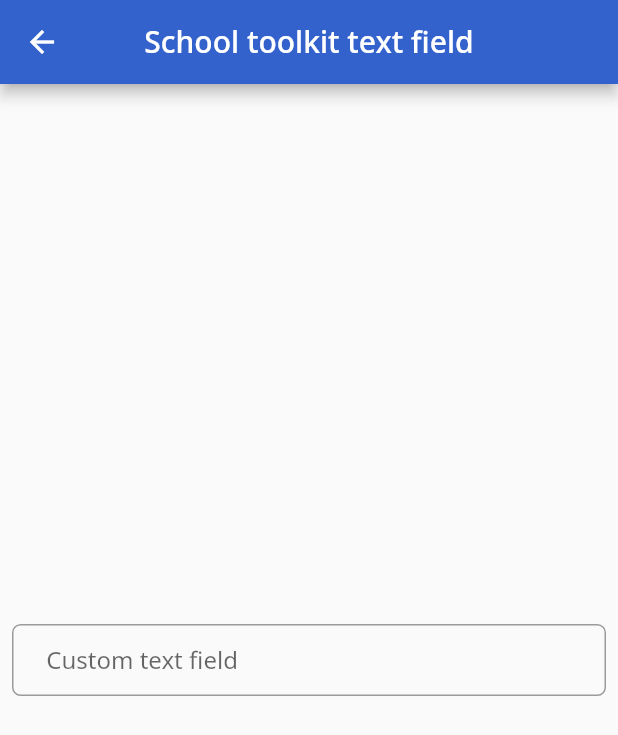
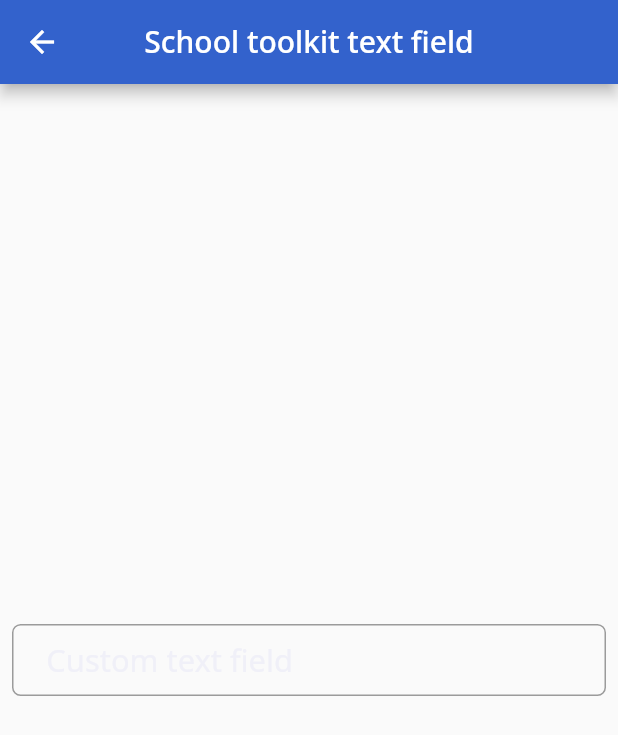
Before and after one commit to bugthedebugger/school-ui-toolkit, a Flutter app: the SchoolToolkitTextFieldExample screen opened directly, on a phone screen of 412 x 824 dp. Shown: the top 735 px of the screen. Run offline on Flutter 3.47's test engine with Material 2 defaults, Android fonts, the phone set to English and light mode, and no system bars; our stand-ins replace cached_network_image, flutter_screenutil, font_awesome_flutter, google_fonts; statements that could not run were skipped.

Commit message:
Updating few widgets

```diff
--- a/lib/src/overlapping_button_card/overlapping_button_card.dart
+++ b/lib/src/overlapping_button_card/overlapping_button_card.dart
@@ -30,6 +30,7 @@ class OverlappingButtonCard extends StatelessWidget {
         Container(
           width: width,
           height: height,
+          padding: padding,
           decoration: BoxDecoration(
               color: Colors.white,
               borderRadius: BorderRadius.circular(
--- a/lib/src/school_toolkit_text_field/school_toolkit_text_field.dart
+++ b/lib/src/school_toolkit_text_field/school_toolkit_text_field.dart
@@ -1,5 +1,6 @@
 import 'package:flutter/material.dart';
 import 'package:flutter_screenutil/screenutil.dart';
+import 'package:school_ui_toolkit/school_ui_toolkit.dart';
 import 'package:school_ui_toolkit/src/colors/school_toolkit_colors.dart';
 
 class SchoolToolkitTextField extends StatefulWidget {
@@ -41,6 +42,10 @@ class _SchoolToolkitTextFieldState extends State<SchoolToolkitTextField> {
       onFieldSubmitted: widget.onFieldSubmitted,
       onTap: widget.onTap,
       decoration: InputDecoration(
+        hintStyle: TextStyle(
+          fontSize: FontSize.fontSize18,
+          color: SchoolToolkitColors.blueGrey,
+        ),
         hintText: widget.hint,
         border: OutlineInputBorder(
           borderRadius: BorderRadius.circular(
--- a/pubspec.yaml
+++ b/pubspec.yaml
@@ -1,6 +1,6 @@
 name: school_ui_toolkit
 description: A school UI toolkit.
-version: 1.0.3
+version: 1.0.4
 author: Wasp Labs.
 homepage: https://wasp-labs.com/
 
```
Also changed, not shown: example/ui_example/pubspec.lock.
